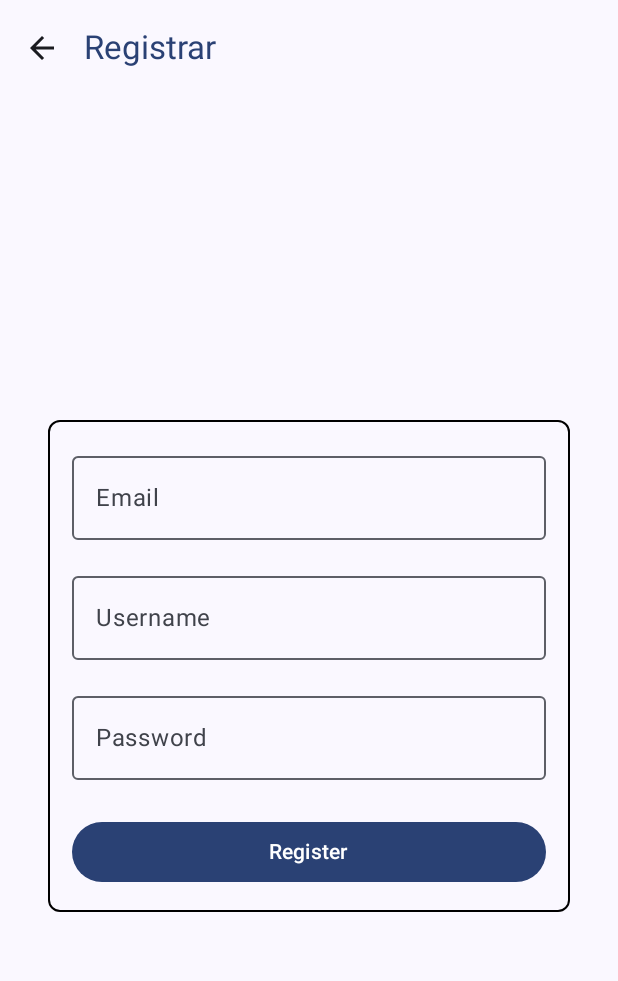
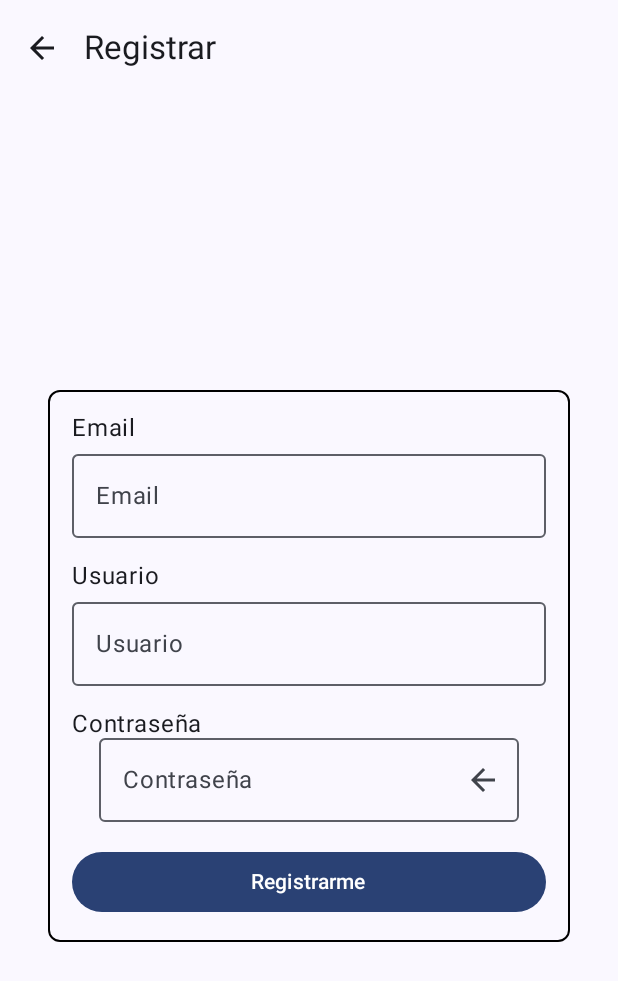
Before and after one commit to jlope384/Proyecto-PPM, an Android app built with Jetpack Compose: the @Preview function RegisterScreenPreview, on a phone screen of 412 x 824 dp. Shown: the top 981 px of the screen. Run offline under Robolectric (Android 15) with nearby library versions, the light colour scheme and no system bars; our stand-ins replace constraintlayout-compose; libraries missing offline, so code that uses them is left out: androidx.constraintlayout.compose.

Commit message:
Pantalla de registro terminada

```diff
--- a/Proyecto/app/build.gradle.kts
+++ b/Proyecto/app/build.gradle.kts
@@ -59,6 +59,7 @@ dependencies {
     implementation(libs.androidx.ui.graphics)
     implementation(libs.androidx.ui.tooling.preview)
     implementation(libs.androidx.material3)
+    implementation(libs.androidx.constraintlayout.compose)
     testImplementation(libs.junit)
     androidTestImplementation(libs.androidx.junit)
     androidTestImplementation(libs.androidx.espresso.core)
--- a/Proyecto/app/src/main/java/com/example/proyecto/layouts/RegistrationScreen.kt
+++ b/Proyecto/app/src/main/java/com/example/proyecto/layouts/RegistrationScreen.kt
@@ -11,7 +11,6 @@ import androidx.compose.foundation.layout.fillMaxWidth
 import androidx.compose.foundation.layout.height
 import androidx.compose.foundation.layout.padding
 import androidx.compose.foundation.shape.RoundedCornerShape
-import androidx.compose.foundation.text.KeyboardOptions
 import androidx.compose.material.icons.Icons
 import androidx.compose.material.icons.automirrored.filled.ArrowBack
 import androidx.compose.material3.Button
@@ -31,10 +30,11 @@ import androidx.compose.runtime.remember
 import androidx.compose.runtime.setValue
 import androidx.compose.ui.Alignment
 import androidx.compose.ui.Modifier
-import androidx.compose.ui.text.input.KeyboardType
 import androidx.compose.ui.text.input.PasswordVisualTransformation
+import androidx.compose.ui.text.input.VisualTransformation
 import androidx.compose.ui.tooling.preview.Preview
 import androidx.compose.ui.unit.dp
+import androidx.constraintlayout.compose.Visibility
 import com.example.proyecto.ui.theme.ProyectoTheme
 
 @OptIn(ExperimentalMaterial3Api::class)
@@ -43,13 +43,14 @@ fun RegisterScreen() {
     var email by remember { mutableStateOf("") }
     var username by remember { mutableStateOf("") }
     var password by remember { mutableStateOf("") }
+    var passwordVisible by remember { mutableStateOf(false) }
+    // Controla si se muestra la contraseña
 
     Scaffold(
         topBar = {
             TopAppBar(
                 title = { Text(
                     text = "Registrar",
-                    color = MaterialTheme.colorScheme.primary,
                     style = MaterialTheme.typography.titleLarge
                 ) },
                 navigationIcon = {
@@ -71,59 +72,91 @@ fun RegisterScreen() {
             verticalArrangement = Arrangement.Center,
             horizontalAlignment = Alignment.CenterHorizontally
         ) {
-            // Wrap text fields and button inside a Box with padding and border
+            // Rodea el contenido en un Box para agregar bordes y padding
             Box(
                 modifier = Modifier
-                    .padding(16.dp)  // Padding inside the box
+                    .padding(16.dp)  // Padding de la box
                     .border(
                         border = BorderStroke(1.dp, androidx.compose.ui.graphics.Color.Black),
                         shape = RoundedCornerShape(8.dp)
                     )
-                    .padding(16.dp)  // Padding around the content inside the box
+                    .padding(16.dp)  // Padding del contenido de la box
             ) {
                 Column(
                     horizontalAlignment = Alignment.CenterHorizontally
                 ) {
+                    Box(
+                        modifier = Modifier
+                            .fillMaxWidth()
+                            .align(Alignment.Start)  // Alinea el Box a la izquierda
+                    ) {
+                        Text(text = "Email", style = MaterialTheme.typography.bodyLarge)
+                    }
                     // Email field
                     OutlinedTextField(
                         value = email,
                         onValueChange = { email = it },
                         label = { Text("Email") },
+                        placeholder = { Text("Ingrese su email") },
                         modifier = Modifier.fillMaxWidth(),
-                        keyboardOptions = KeyboardOptions(keyboardType = KeyboardType.Email)
                     )
 
                     Spacer(modifier = Modifier.height(16.dp))
 
                     // Username field
+                    Box(
+                        modifier = Modifier
+                            .fillMaxWidth()
+                            .align(Alignment.Start)  // Alinea el Box a la izquierda
+                    ) {
+                        Text(text = "Usuario", style = MaterialTheme.typography.bodyLarge)
+                    }
+                    // Email field
                     OutlinedTextField(
                         value = username,
                         onValueChange = { username = it },
-                        label = { Text("Username") },
-                        modifier = Modifier.fillMaxWidth()
+                        label = { Text("Usuario") },
+                        placeholder = { Text("Ingrese su usuario") },
+                        modifier = Modifier.fillMaxWidth(),
                     )
 
                     Spacer(modifier = Modifier.height(16.dp))
 
-                    // Password field
+                    Box(
+                        modifier = Modifier
+                            .fillMaxWidth()
+                            .align(Alignment.Start)  // Alinea el Box a la izquierda
+                    ) {
+                        Text(text = "Contraseña", style = MaterialTheme.typography.bodyLarge)
+                    }
+
+// Campo de contraseña
                     OutlinedTextField(
                         value = password,
                         onValueChange = { password = it },
-                        label = { Text("Password") },
-                        modifier = Modifier.fillMaxWidth(),
-                        visualTransformation = PasswordVisualTransformation(),
-                        keyboardOptions = KeyboardOptions(keyboardType = KeyboardType.Password)
+                        placeholder = {
+                            Text(text = "Contraseña")
+                        },
+                        trailingIcon = {
+                            IconButton(
+                                onClick = { }  // Cambiar el estado de visibilidad
+                            ) {
+                                Icon(
+                                    imageVector = Icons.AutoMirrored.Filled.ArrowBack, // Cambiar el icono cuando sea funcional la pantalla e implementar logica
+                                    contentDescription = "visibility"
+                                )
+                            }
+                        },
+
                     )
-
-                    Spacer(modifier = Modifier.height(24.dp))
-
+                    Spacer(modifier = Modifier.height(16.dp))
                     // Register button
                     Button(
-                        onClick = { /* Handle registration logic */ },
+                        onClick = { /* TODO: Acción de registro */ },
                         modifier = Modifier.fillMaxWidth(),
                         colors = ButtonDefaults.buttonColors(containerColor = MaterialTheme.colorScheme.primary)
                     ) {
-                        Text(text = "Register", color = MaterialTheme.colorScheme.onPrimary)
+                        Text(text = "Registrarme", color = MaterialTheme.colorScheme.onPrimary)
                     }
                 }
             }
--- a/Proyecto/gradle/libs.versions.toml
+++ b/Proyecto/gradle/libs.versions.toml
@@ -8,6 +8,7 @@ espressoCore = "3.6.1"
 lifecycleRuntimeKtx = "2.8.5"
 activityCompose = "1.9.2"
 composeBom = "2024.04.01"
+constraintlayoutCompose = "1.0.1"
 
 [libraries]
 androidx-core-ktx = { group = "androidx.core", name = "core-ktx", version.ref = "coreKtx" }
@@ -24,6 +25,7 @@ androidx-ui-tooling-preview = { group = "androidx.compose.ui", name = "ui-toolin
 androidx-ui-test-manifest = { group = "androidx.compose.ui", name = "ui-test-manifest" }
 androidx-ui-test-junit4 = { group = "androidx.compose.ui", name = "ui-test-junit4" }
 androidx-material3 = { group = "androidx.compose.material3", name = "material3" }
+androidx-constraintlayout-compose = { group = "androidx.constraintlayout", name = "constraintlayout-compose", version.ref = "constraintlayoutCompose" }
 
 [plugins]
 android-application = { id = "com.android.application", version.ref = "agp" }
```
